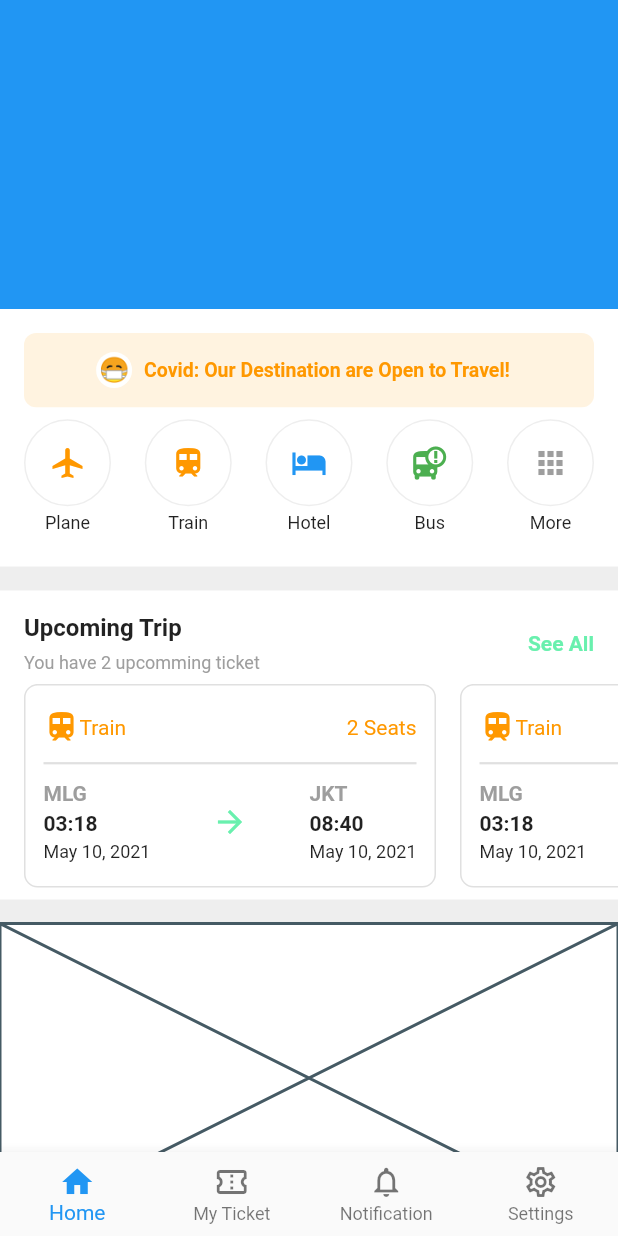
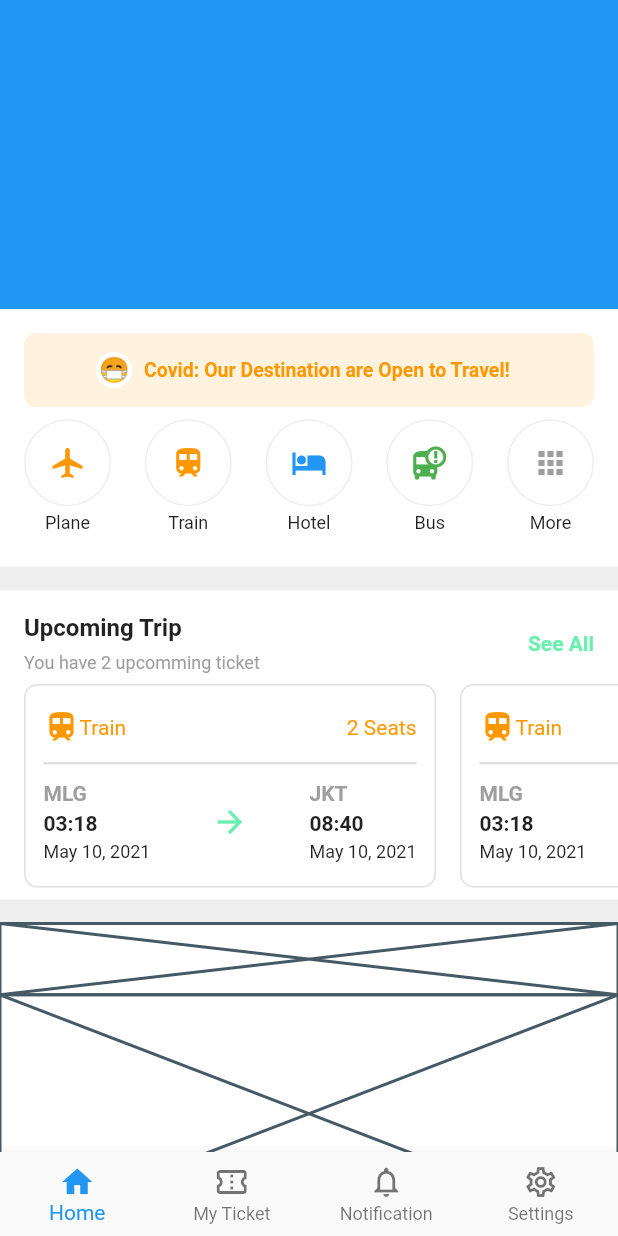
Before and after one commit to JAICHANGPARK/flutter_notebook_11th_story, a Flutter app: the screen it shows after launch, on a phone screen of 412 x 824 dp. Run offline on Flutter 3.47's test engine with Material 2 defaults, Android fonts, the phone set to English and light mode, and no system bars; our stand-ins replace backdrop, badges, flutter_inner_drawer, flutter_slidable, google_fonts.

Commit message:
Update ticket_booking_home_page.dart

```diff
--- a/lib/ep710_ticket_booking_app/ticket_booking_home_page.dart
+++ b/lib/ep710_ticket_booking_app/ticket_booking_home_page.dart
@@ -424,7 +424,12 @@ class _TicketBookingHomePageState extends State<TicketBookingHomePage> {
                   decoration: BoxDecoration(color: Colors.white),
                   child: Column(
                     children: [
-                      Expanded(child: Placeholder()),
+                      Expanded(
+                          flex: 3,
+                          child: Placeholder()),
+                      Expanded(
+                          flex: 10,
+                          child: Placeholder()),
                     ],
                   ),
                 ),
```
